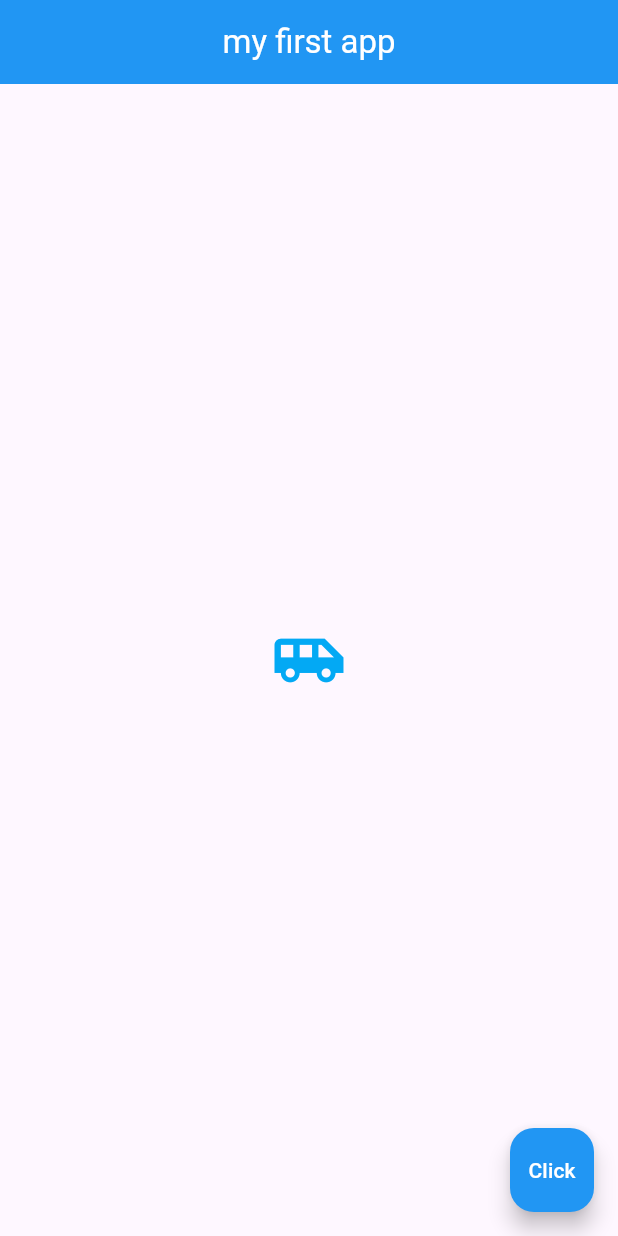
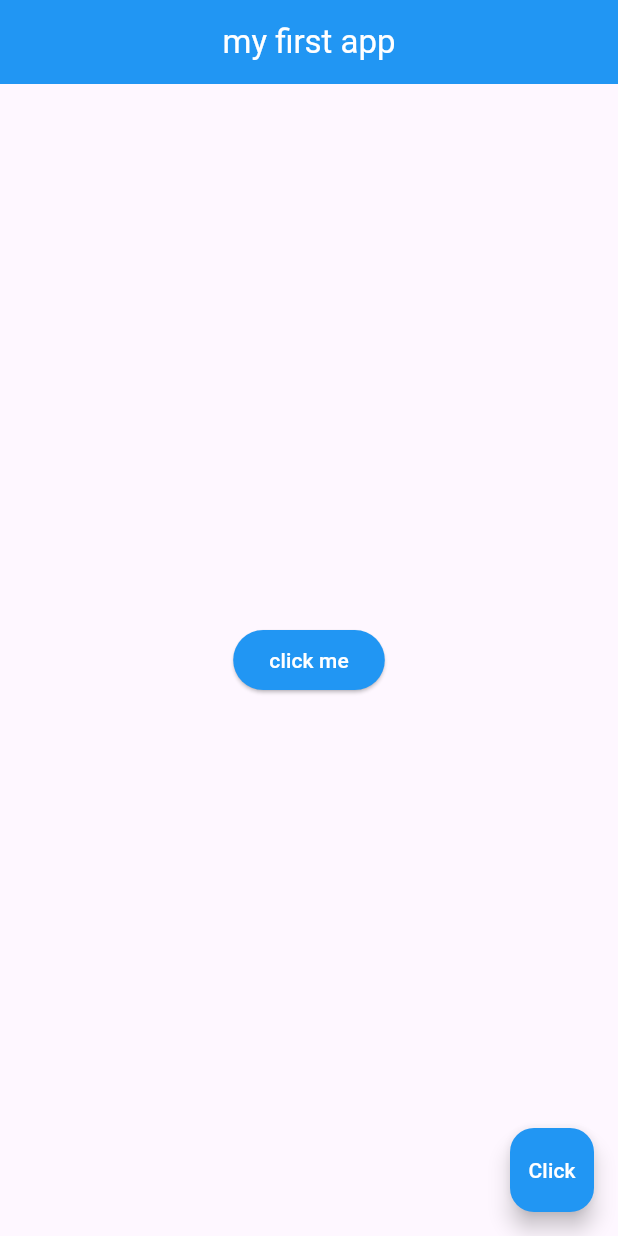
Before and after one commit to Prihantoedi/FlutterTest, a Flutter app: the screen it shows after launch, on a phone screen of 412 x 824 dp. Run offline on Flutter 3.47's test engine with Material 3 defaults, Android fonts, the phone set to English and light mode, and no system bars.

Commit message:
how to use raised button (or elevated button in flutter 2.0)

```diff
--- a/lib/main.dart
+++ b/lib/main.dart
@@ -21,10 +21,17 @@ class Home extends StatelessWidget{
           centerTitle: true,
         ),
         body: Center(
-          child: Icon(
-            Icons.airport_shuttle,
-            color: Colors.lightBlue,
-            size: 50.0,
+          child: ElevatedButton(
+              onPressed: (){
+                print('you clicked me');
+              },
+              child: Text(
+                  'click me',
+                style: TextStyle(color: Colors.white),
+              ),
+              style: ElevatedButton.styleFrom(
+                backgroundColor: Colors.blue
+              ),
           )
         ),
         floatingActionButton: FloatingActionButton(
```
